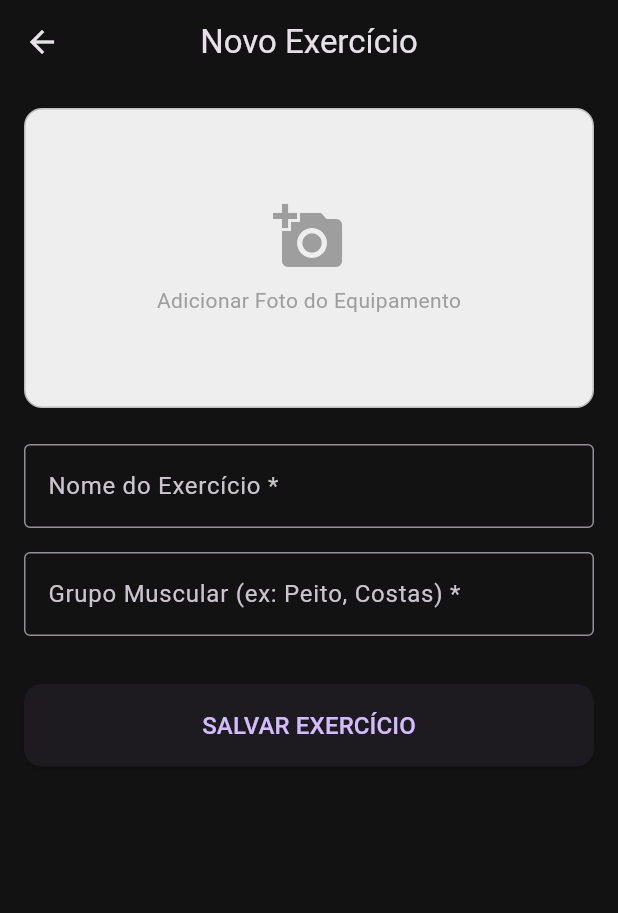
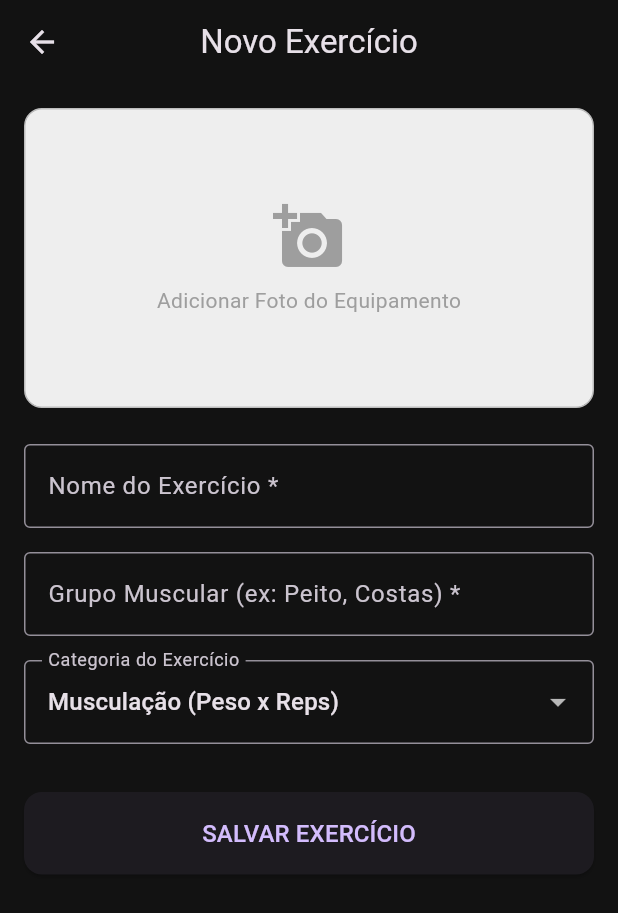
Before and after one commit to ArthurA10/trabalho_constas_academia, a Flutter app: the screen it shows after launch, item 3 of the bottom bar chosen, after a tap on "Novo Exercício", on a phone screen of 412 x 824 dp. Shown: the top 913 px of the screen. Run offline on Flutter 3.47's test engine with Material 3 defaults, Android fonts, the phone set to English and light mode, and no system bars; our stand-ins replace flutter_local_notifications, flutter_riverpod, image_picker, shared_preferences, sqflite, timezone; accounts and stored records are empty.

Commit message:
Correção de bugs e adição de funcionalidade
adicionado categoria de exercício(musculação, peso corporal e cardio) + correção de bugs

```diff
--- a/diario_academia/lib/data/database_helper.dart
+++ b/diario_academia/lib/data/database_helper.dart
@@ -35,7 +35,8 @@ class DatabaseHelper {
         name TEXT NOT NULL,
         muscleGroup TEXT NOT NULL,
         imagePath TEXT,
-        isActive INTEGER NOT NULL DEFAULT 1
+        isActive INTEGER NOT NULL DEFAULT 1,
+        category TEXT DEFAULT 'musculacao'
       )
     ''');
 
--- a/diario_academia/lib/data/models.dart
+++ b/diario_academia/lib/data/models.dart
@@ -6,6 +6,7 @@ class Exercise {
   final String muscleGroup;
   final String? imagePath;
   final int isActive; // 1 para ativo, 0 para excluído (soft delete)
+  final String category;
 
   Exercise({
     this.id,
@@ -13,6 +14,7 @@ class Exercise {
     required this.muscleGroup,
     this.imagePath,
     this.isActive = 1,
+    this.category = 'musculacao',
   });
 
   Map<String, dynamic> toMap() => {
@@ -21,6 +23,7 @@ class Exercise {
     'muscleGroup': muscleGroup,
     'imagePath': imagePath,
     'isActive': isActive,
+    'category': category,
   };
 
   factory Exercise.fromMap(Map<String, dynamic> map) => Exercise(
@@ -29,6 +32,7 @@ class Exercise {
     muscleGroup: map['muscleGroup'],
     imagePath: map['imagePath'],
     isActive: map['isActive'] ?? 1,
+    category: map['category'] ?? 'musculacao',
   );
 }
 
--- a/diario_academia/lib/ui/exercises/create_exercise_screen.dart
+++ b/diario_academia/lib/ui/exercises/create_exercise_screen.dart
@@ -16,9 +16,10 @@ class CreateExerciseScreen extends ConsumerStatefulWidget {
 }
 
 class _CreateExerciseScreenState extends ConsumerState<CreateExerciseScreen> {
+  String _selectedCategory = 'musculacao'; // Variável da categoria
   final _formKey = GlobalKey<FormState>();
   final _nameController = TextEditingController();
-  final _muscleGroupController = TextEditingController();
+  final _muscleGroupController = TextEditingController(); // O controlador do grupo muscular está aqui
 
   File? _selectedImage;
   bool _isSaving = false;
@@ -60,15 +61,15 @@ class _CreateExerciseScreenState extends ConsumerState<CreateExerciseScreen> {
 
     final newExercise = Exercise(
       name: _nameController.text.trim(),
-      muscleGroup: _muscleGroupController.text.trim(),
+      muscleGroup: _muscleGroupController.text.trim(), // Salvando o grupo muscular
       imagePath: permanentImagePath,
       isActive: 1,
+      category: _selectedCategory, // ADICIONADO: Salvando a categoria (Musculação ou Cardio)
     );
 
-    // USANDO O SEU DATABASE HELPER AQUI:
     await DatabaseHelper.instance.addExercise(newExercise);
 
-    ref.invalidate(exercisesProvider); // Atualiza a lista de exercícios
+    ref.invalidate(exercisesProvider);
 
     if (mounted) {
       Navigator.pop(context, newExercise);
@@ -156,13 +157,36 @@ class _CreateExerciseScreenState extends ConsumerState<CreateExerciseScreen> {
                     ),
                     const SizedBox(height: 16),
                     TextFormField(
-                      controller: _muscleGroupController,
+                      controller: _muscleGroupController, // Campo do grupo muscular
                       decoration: const InputDecoration(
                         labelText: 'Grupo Muscular (ex: Peito, Costas) *',
                         border: OutlineInputBorder(),
                       ),
                       validator: (value) => value == null || value.isEmpty ? 'Campo obrigatório' : null,
                     ),
+                    const SizedBox(height: 16),
+
+                    // ADICIONADO: Dropdown de Categoria
+                    DropdownButtonFormField<String>(
+                      value: _selectedCategory,
+                      decoration: const InputDecoration(
+                        labelText: 'Categoria do Exercício',
+                        border: OutlineInputBorder(),
+                      ),
+                      items: const [
+                        DropdownMenuItem(value: 'musculacao', child: Text('Musculação (Peso x Reps)')),
+                        DropdownMenuItem(value: 'peso_corporal', child: Text('Peso Corporal (Bw x Reps)')),
+                        DropdownMenuItem(value: 'cardio', child: Text('Cardio (Distância x Tempo)')),
+                      ],
+                      onChanged: (String? newValue) {
+                        if (newValue != null) {
+                          setState(() {
+                            _selectedCategory = newValue;
+                          });
+                        }
+                      },
+                    ),
+
                     const SizedBox(height: 32),
                     ElevatedButton(
                       onPressed: _saveExercise,
--- a/diario_academia/pubspec.yaml
+++ b/diario_academia/pubspec.yaml
@@ -43,6 +43,7 @@ dependencies:
   flutter_local_notifications: ^22.3.3
   timezone: ^0.11.2
   shared_preferences: ^2.5.6
+  google_fonts: ^9.0.0
 
 dev_dependencies:
   flutter_test:
```
Also changed, not shown: diario_academia/lib/ui/active_workout/active_workout_screen.dart (+31 -16 lines), diario_academia/lib/ui/active_workout/free_workout_screen.dart (+31 -20 lines), diario_academia/pubspec.lock.
